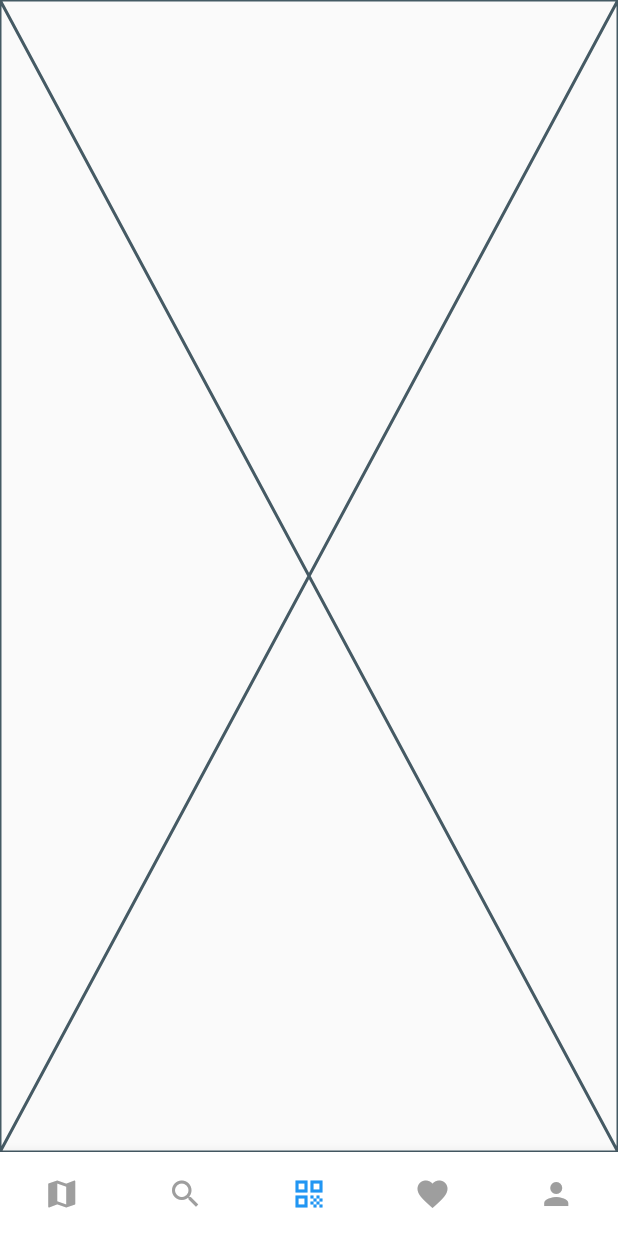
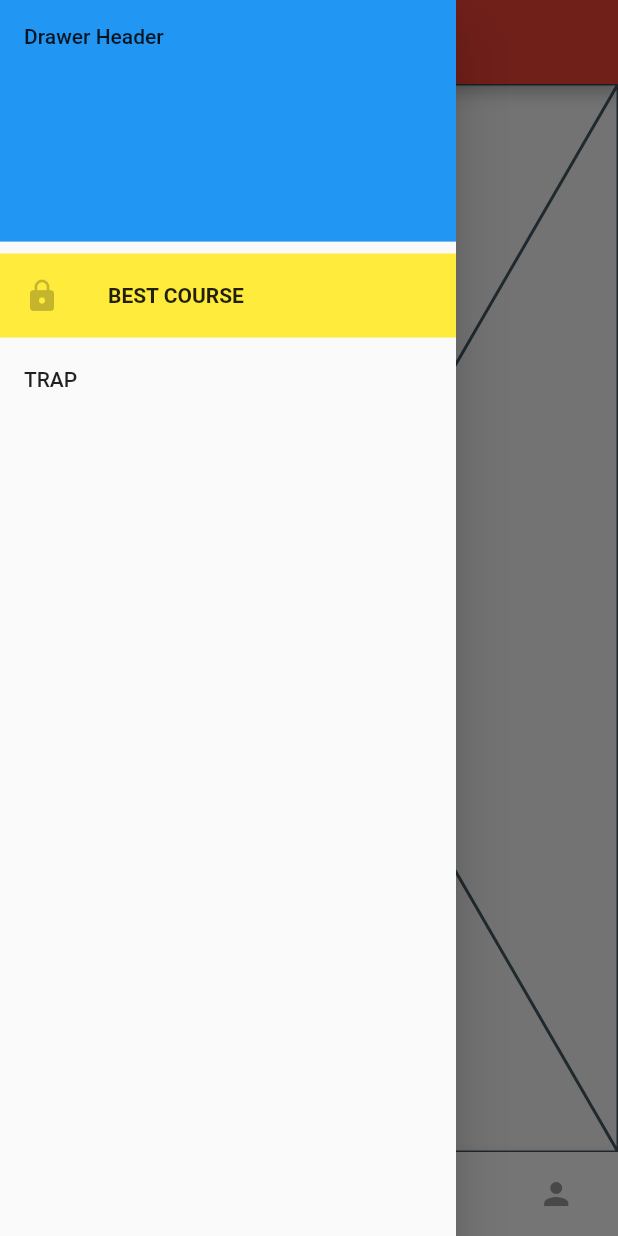
Before and after one commit to BEST-ALMADA/EBEC-APP-FRONTEND, a Flutter app: the screen it shows after launch, item 3 of the bottom bar chosen, with the side drawer open (before the commit the screen has no drawer), on a phone screen of 412 x 824 dp. Run offline on Flutter 3.47's test engine with Material 2 defaults, Android fonts, the phone set to English and light mode, and no system bars; drawn by our look-alikes of animated_bottom_navigation_bar; our stand-ins replace scrollable_positioned_list; missing offline and left inert: qr_code_scanner.

Commit message:
update navbar

```diff
--- a/lib/Screen/homePage.dart
+++ b/lib/Screen/homePage.dart
@@ -4,37 +4,8 @@ import 'package:calendar_timeline/Screen/searchPage.dart';
 
 import 'package:flutter/material.dart';
 
-import '../Widgets/appBar.dart';
-import '../Widgets/drawerBar.dart';
+import '../Widgets/drawerExtention.dart';
 import '../Widgets/likeButton.dart';
-import '../Widgets/navigationBar.dart';
-
-/*class AppMainPage extends StatefulWidget {
-  const AppMainPage({super.key});
-
-  @override
-  State<AppMainPage> createState() => _MainPage();
-}
-
-class _MainPage extends State<AppMainPage> {
-  @override
-  Widget build(BuildContext context) {
-    return Scaffold(
-      appBar: DrawerExampleApp(),
-      drawer: DrawerExample(),
-      drawerEnableOpenDragGesture: true,
-      body: Center(
-        //child: Text('Hello, World!'),
-        child: IconButtonToggleApp(),
-      ),
-      bottomNavigationBar: NavigationBarMain(initialIndex: 2),
-      floatingActionButton: FloatingActionButton(
-        onPressed: () {},
-      ),
-      //floatingActionButtonLocation: FloatingActionButtonLocation.centerDocked,
-    );
-  }
-}*/
 
 class MainScreen extends StatefulWidget {
   final int? index;
@@ -55,6 +26,9 @@ class _MainScreenState extends State<MainScreen> {
   @override
   Widget build(BuildContext context) {
     return Scaffold(
+      appBar: AppBar(
+          title: Text('yolo'), automaticallyImplyLeading: _selectedIndex == 1),
+      drawer: DrawerExtension(),
       body: getSelectedWidget(),
       bottomNavigationBar: AnimatedBottomNavigationBar(
         icons: [
@@ -128,8 +102,6 @@ class HomePage extends StatelessWidget {
   @override
   Widget build(BuildContext context) {
     return Scaffold(
-      appBar: DrawerExampleApp(), // replace with your AppBar
-      drawer: DrawerExample(), // replace with your Drawer
       body: Center(
         child: IconButtonToggleApp(),
       ),
--- a/lib/Widgets/drawerBar.dart
+++ b/lib/Widgets/drawerExtention.dart
@@ -1,13 +1,13 @@
 import 'package:flutter/material.dart';
 
-class DrawerExample extends StatefulWidget {
-  const DrawerExample({super.key});
+class DrawerExtension extends StatefulWidget {
+  const DrawerExtension({super.key});
 
   @override
-  State<DrawerExample> createState() => _DrawerExampleState();
+  State<DrawerExtension> createState() => _DrawerExtensionState();
 }
 
-class _DrawerExampleState extends State<DrawerExample> {
+class _DrawerExtensionState extends State<DrawerExtension> {
   void _closeDrawer() {
     Navigator.of(context).pop();
   }
```
Also changed, not shown: lib/Screen/searchPage.dart (+0 -9 lines), lib/Widgets/appBar.dart (deleted, +0 -61 lines), lib/Widgets/navigationBar.dart (deleted, +0 -164 lines).
